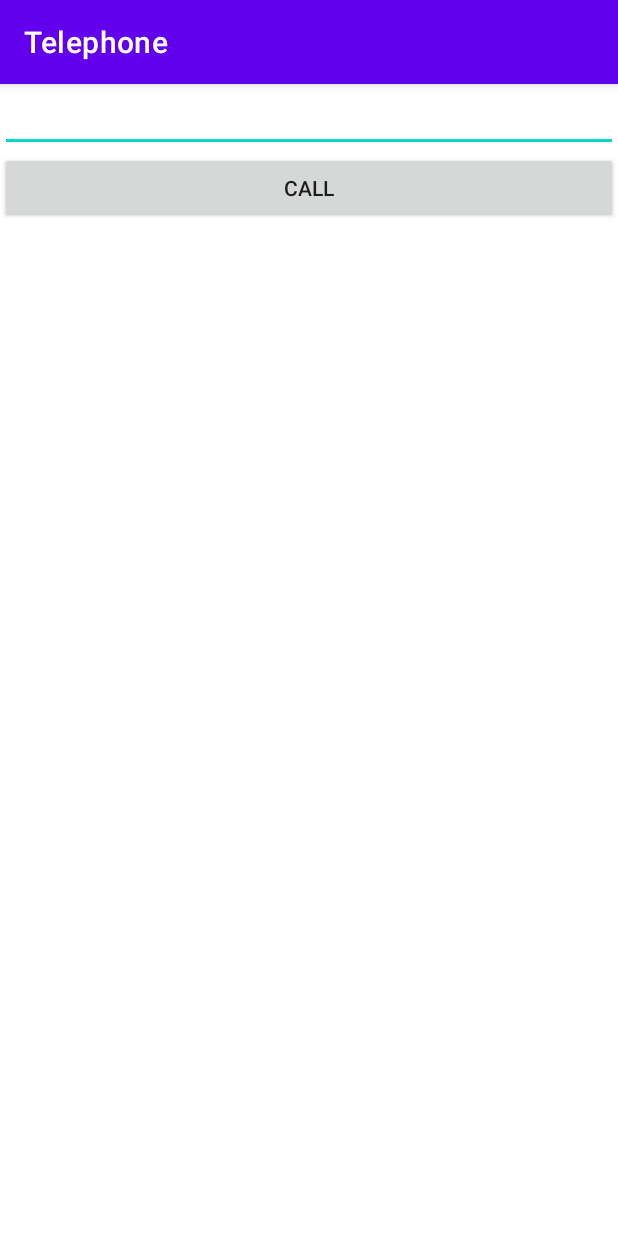
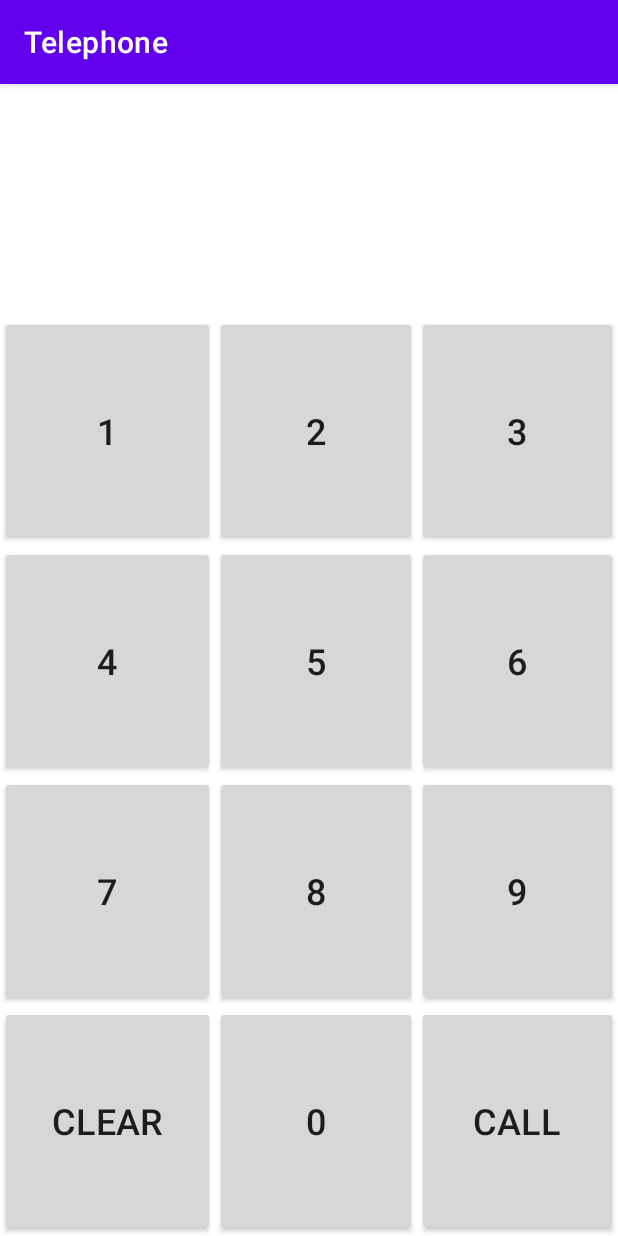
Before and after one commit to dittonjs/fall2021CS2410ClassExamples, an Android app: the screen it shows after launch (MainActivity), after a tap on "CALL", on a phone screen of 412 x 824 dp. Run offline under Robolectric (Android 15) with nearby library versions, the phone set to English and light mode, and no system bars.

Commit message:
class today

```diff
--- a/Telephone/app/src/main/java/com/usu/telephone/MainActivity.java
+++ b/Telephone/app/src/main/java/com/usu/telephone/MainActivity.java
@@ -8,6 +8,7 @@ import android.content.Intent;
 import android.net.Uri;
 import android.os.Bundle;
 import android.text.InputType;
+import android.widget.GridLayout;
 import android.widget.LinearLayout;
 
 import java.util.ArrayList;
@@ -16,32 +17,46 @@ public class MainActivity extends AppCompatActivity {
 
     ArrayList<PhoneButtonData> buttonData = new ArrayList<PhoneButtonData>() {
         {
-            add(new PhoneButtonData())
+            add(new PhoneButtonData("1", 1, 0, 1));
+            add(new PhoneButtonData("2", 1, 1, 1));
+            add(new PhoneButtonData("3", 1, 2, 1));
+            add(new PhoneButtonData("4", 2, 0, 1));
+            add(new PhoneButtonData("5", 2, 1, 1));
+            add(new PhoneButtonData("6", 2, 2, 1));
+            add(new PhoneButtonData("7", 3, 0, 1));
+            add(new PhoneButtonData("8", 3, 1, 1));
+            add(new PhoneButtonData("9", 3, 2, 1));
+            add(new PhoneButtonData("CLEAR", 4, 0, 1, PhoneButtonData.ButtonType.CLEAR));
+            add(new PhoneButtonData("0", 4, 1, 1));
+            add(new PhoneButtonData("CALL", 4, 2, 1, PhoneButtonData.ButtonType.CALL));
         }
     };
 
     @Override
     protected void onCreate(Bundle savedInstanceState) {
         super.onCreate(savedInstanceState);
+        GridLayout mainLayout = new GridLayout(this);
 
-        int[] values = {1,2,3};
+        PhoneNumberDisplay display = new PhoneNumberDisplay(this);
+        mainLayout.addView(display);
 
-        LinearLayout mainLayout = new LinearLayout(this);
-        mainLayout.setOrientation(LinearLayout.VERTICAL);
+        buttonData.forEach(data -> {
+            PhoneButton button = new PhoneButton(this, data);
+            button.setOnClickListener(view -> {
+                if (data.buttonType == PhoneButtonData.ButtonType.NUMBER) {
+                    display.setText(display.getText().toString() + data.text);
+                } else if(data.buttonType == PhoneButtonData.ButtonType.CLEAR) {
+                    display.setText("");
+                } else {
+                    Intent phoneIntent = new Intent(Intent.ACTION_CALL);
+                    phoneIntent.setData(Uri.parse("tel:" + display.getText().toString()));
+                    startActivity(phoneIntent);
+                }
+            });
+            mainLayout.addView(button);
 
-        AppCompatEditText phoneNumberEditText = new AppCompatEditText(this);
-        phoneNumberEditText.setInputType(InputType.TYPE_CLASS_PHONE);
+        });
 
-        AppCompatButton callButton = new AppCompatButton(this);
-        callButton.setOnClickListener(view -> {
-            Intent phoneIntent = new Intent(Intent.ACTION_CALL);
-            phoneIntent.setData(Uri.parse("tel:" + phoneNumberEditText.getText().toString()));
-            startActivity(phoneIntent);
-        });
-        callButton.setText("CALL");
-
-        mainLayout.addView(phoneNumberEditText);
-        mainLayout.addView(callButton);
 
         setContentView(mainLayout);
     }
--- a/Telephone/app/src/main/java/com/usu/telephone/PhoneButton.java
+++ b/Telephone/app/src/main/java/com/usu/telephone/PhoneButton.java
@@ -13,6 +13,7 @@ public class PhoneButton extends AppCompatButton {
         params.rowSpec = GridLayout.spec(data.row, 1,1);
         params.columnSpec = GridLayout.spec(data.col, data.colSpan, 1);
         setText(data.text);
+        setTextSize(24);
         setLayoutParams(params);
     }
 }
--- /dev/null
+++ b/Telephone/app/src/main/java/com/usu/telephone/PhoneNumberDisplay.java
@@ -0,0 +1,25 @@
+package com.usu.telephone;
+
+import android.content.Context;
+import android.view.Gravity;
+import android.widget.GridLayout;
+
+import androidx.annotation.NonNull;
+import androidx.appcompat.widget.AppCompatTextView;
+
+public class PhoneNumberDisplay extends AppCompatTextView {
+
+    public PhoneNumberDisplay(@NonNull Context context) {
+        super(context);
+        GridLayout.LayoutParams params = new GridLayout.LayoutParams();
+        params.rowSpec = GridLayout.spec(0, 1, 1);
+        params.columnSpec = GridLayout.spec(0, 3, 1);
+        setGravity(Gravity.CENTER);
+        setTextSize(40);
+        setLayoutParams(params);
+//        00001111
+    //    00010010
+    //    00011101
+
+    }
+}
```
